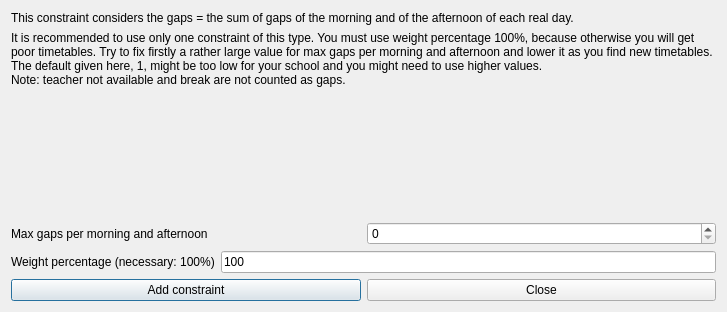
vonmecheln/fet, file fet/src/interface/addconstraintteachersmaxgapspermorningandafternoonform_template.ui: the form before one commit.
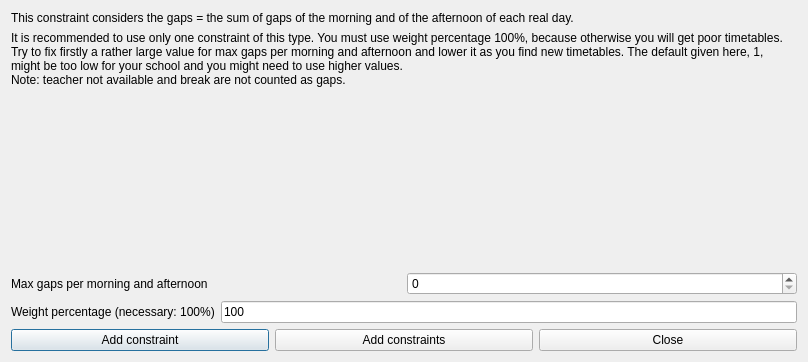
The form after the commit.

Diff of the .ui file:
```diff
--- a/fet/src/interface/addconstraintteachersmaxgapspermorningandafternoonform_template.ui
+++ b/fet/src/interface/addconstraintteachersmaxgapspermorningandafternoonform_template.ui
@@ -6,8 +6,8 @@
    <rect>
     <x>0</x>
     <y>0</y>
-    <width>727</width>
-    <height>312</height>
+    <width>808</width>
+    <height>362</height>
    </rect>
   </property>
   <property name="windowTitle">
@@ -128,6 +128,13 @@
        </property>
       </widget>
      </item>
+     <item>
+      <widget class="QPushButton" name="addConstraintsPushButton">
+       <property name="text">
+        <string>Add constraints</string>
+       </property>
+      </widget>
+     </item>
      <item>
       <widget class="QPushButton" name="closePushButton">
        <property name="text">
```
